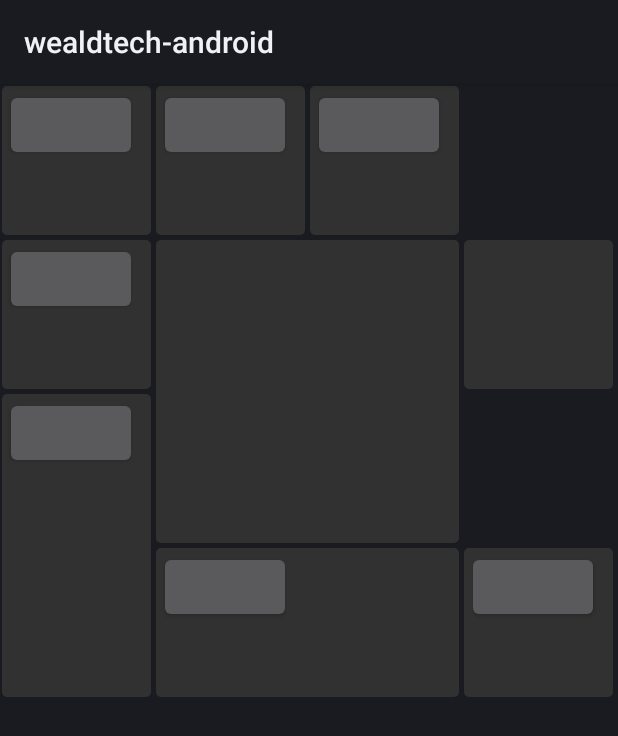
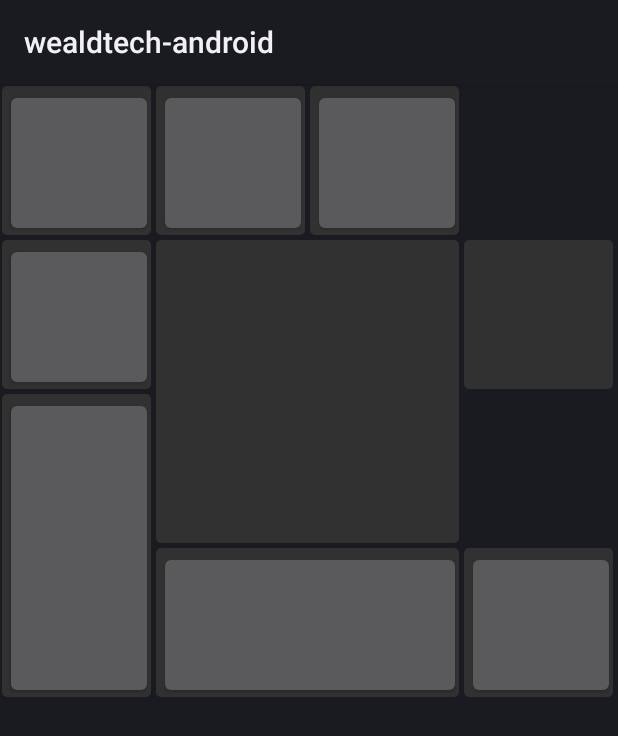
Before and after one commit to wealdtech/wealdtech-android, an Android app: the layout test_activity.xml on its own in the app's theme, with its tools: preview values and no code run, on a phone screen of 412 x 824 dp. Shown: the top 736 px of the screen. Run offline under Robolectric (Android 15) with nearby library versions, the phone set to English and light mode, and no system bars.

Commit message:
Fix layout issue

```diff
--- a/wealdtech-tiles/src/main/java/com/wealdtech/android/tiles/MultiTextTile.java
+++ b/wealdtech-tiles/src/main/java/com/wealdtech/android/tiles/MultiTextTile.java
@@ -19,6 +19,8 @@ public class MultiTextTile extends Tile<String> implements DataChangedListener<S
   {
     public TextView text1;
     public TextView text2;
+    public TextView text3;
+    public TextView text4;
   }
   private final ViewHolder holder = new ViewHolder();
 
@@ -40,6 +42,8 @@ public class MultiTextTile extends Tile<String> implements DataChangedListener<S
     inflater.inflate(R.layout.test_multi_text, this, true);
     holder.text1 = (TextView)findViewById(R.id.test_multi_text_1);
     holder.text2 = (TextView)findViewById(R.id.test_multi_text_2);
+    holder.text3 = (TextView)findViewById(R.id.test_multi_text_3);
+    holder.text4 = (TextView)findViewById(R.id.test_multi_text_4);
   }
 
   @Override
@@ -56,11 +60,15 @@ public class MultiTextTile extends Tile<String> implements DataChangedListener<S
     {
       holder.text1.setText(provider.getData());
       holder.text2.setText(provider.getData());
+      holder.text3.setText(provider.getData());
+      holder.text4.setText(provider.getData());
     }
     else
     {
       holder.text1.setText(null);
       holder.text2.setText(null);
+      holder.text3.setText(null);
+      holder.text4.setText(null);
     }
   }
 }
--- a/wealdtech-tiles/src/main/java/com/wealdtech/android/tiles/TileLayout.java
+++ b/wealdtech-tiles/src/main/java/com/wealdtech/android/tiles/TileLayout.java
@@ -84,18 +84,18 @@ public class TileLayout extends ViewGroup
     if (changed || childAltered)
     {
       childAltered = false;
-      int width = (int)(r - l);
+      int width = (int) (r - l);
       int side = width / columns;
       int children = getChildCount();
       View child = null;
       for (int i = 0; i < children; i++)
       {
         child = getChildAt(i);
-        final Tile.LayoutParams lp = (Tile.LayoutParams)child.getLayoutParams();
-        int left = (int)(lp.left * side + spacing / 2);
-        int right = (int)((lp.left + lp.colSpan) * side - spacing / 2);
-        int top = (int)(lp.top * side + spacing / 2);
-        int bottom = (int)((lp.top + lp.rowSpan) * side - spacing / 2);
+        final Tile.LayoutParams lp = (Tile.LayoutParams) child.getLayoutParams();
+        int left = (int) (lp.left * side + spacing / 2);
+        int right = (int) ((lp.left + lp.colSpan) * side - spacing / 2);
+        int top = (int) (lp.top * side + spacing / 2);
+        int bottom = (int) ((lp.top + lp.rowSpan) * side - spacing / 2);
         child.layout(left, top, right, bottom);
       }
     }
@@ -132,16 +132,17 @@ public class TileLayout extends ViewGroup
     {
       child = getChildAt(i);
 
-      Tile.LayoutParams lp = (Tile.LayoutParams)child.getLayoutParams();
+      Tile.LayoutParams lp = (Tile.LayoutParams) child.getLayoutParams();
 
-      if (lp.top + lp.rowSpan > row) {
+      if (lp.top + lp.rowSpan > row)
+      {
         row = lp.top + lp.rowSpan;
       }
 
       int childHeight = lp.rowSpan * side;
       int childWidth = lp.colSpan * side;
-      int heightSpec = MeasureSpec.makeMeasureSpec(childHeight, LayoutParams.MATCH_PARENT);
-      int widthSpec = MeasureSpec.makeMeasureSpec(childWidth, LayoutParams.MATCH_PARENT);
+      int heightSpec = MeasureSpec.makeMeasureSpec(childHeight, MeasureSpec.EXACTLY);
+      int widthSpec = MeasureSpec.makeMeasureSpec(childWidth, MeasureSpec.EXACTLY);
 
       child.measure(widthSpec, heightSpec);
     }
@@ -158,7 +159,7 @@ public class TileLayout extends ViewGroup
     {
       throw new RuntimeException("Must add tiles to tile layout");
     }
-    final Tile tile = (Tile)child;
+    final Tile tile = (Tile) child;
     final Tile.LayoutParams spec = getChildSpec(tile, params);
     super.addView(tile, index, spec);
     child.setClickable(true);
@@ -167,13 +168,14 @@ public class TileLayout extends ViewGroup
 
   /**
    * Get the specification for a child tile
+   *
    * @param tile
    * @param spec
    * @return
    */
   private Tile.LayoutParams getChildSpec(final Tile tile, ViewGroup.LayoutParams spec)
   {
-    final Tile.LayoutParams params = (Tile.LayoutParams)tile.getLayoutParams();
+    final Tile.LayoutParams params = (Tile.LayoutParams) tile.getLayoutParams();
     // TODO set top/left if they are not present
     return params;
   }
@@ -280,7 +282,7 @@ public class TileLayout extends ViewGroup
     @Override
     public void onClick(final View v)
     {
-      final Tile.LayoutParams spec = (Tile.LayoutParams)v.getLayoutParams();
+      final Tile.LayoutParams spec = (Tile.LayoutParams) v.getLayoutParams();
 
       final OnClickListener contractClickListener = new ContractClickListener(spec.left, spec.top, spec.colSpan, spec.rowSpan);
       spec.top = 0;
@@ -311,7 +313,7 @@ public class TileLayout extends ViewGroup
 
     public void onClick(final View v)
     {
-      final Tile.LayoutParams spec = (Tile.LayoutParams)v.getLayoutParams();
+      final Tile.LayoutParams spec = (Tile.LayoutParams) v.getLayoutParams();
       spec.left = left;
       spec.top = top;
       spec.colSpan = colSpan;
--- a/wealdtech-tiles/src/main/res/layout/test_multi_text.xml
+++ b/wealdtech-tiles/src/main/res/layout/test_multi_text.xml
@@ -1,6 +1,7 @@
 <?xml version="1.0" encoding="utf-8"?>
 
 <RelativeLayout xmlns:android="http://schemas.android.com/apk/res/android"
+    xmlns:tools="http://schemas.android.com/tools"
     android:layout_width="match_parent"
     android:layout_height="match_parent">
 
@@ -9,11 +10,31 @@
         android:layout_width="wrap_content"
         android:layout_height="wrap_content"
         android:layout_alignParentLeft="true"
-        android:layout_alignParentStart="true"/>
+        android:layout_alignParentStart="true"
+        tools:text="text1" />
 
     <TextView
         android:id="@+id/test_multi_text_2"
         android:layout_width="wrap_content"
         android:layout_height="wrap_content"
-        android:layout_below="@+id/test_multi_text_1"/>
+        android:layout_toRightOf="@id/test_multi_text_1"
+        android:layout_alignBottom="@id/test_multi_text_1"
+        tools:text="text2" />
+
+    <TextView
+        android:id="@+id/test_multi_text_3"
+        android:layout_width="wrap_content"
+        android:layout_height="wrap_content"
+        android:layout_below="@+id/test_multi_text_1"
+        tools:text="text3" />
+
+    <TextView
+        android:id="@+id/test_multi_text_4"
+        android:layout_width="wrap_content"
+        android:layout_height="wrap_content"
+        android:layout_alignParentBottom="true"
+        android:layout_alignParentRight="true"
+        android:layout_alignParentEnd="true"
+        tools:text="text4" />
+
 </RelativeLayout>
```
